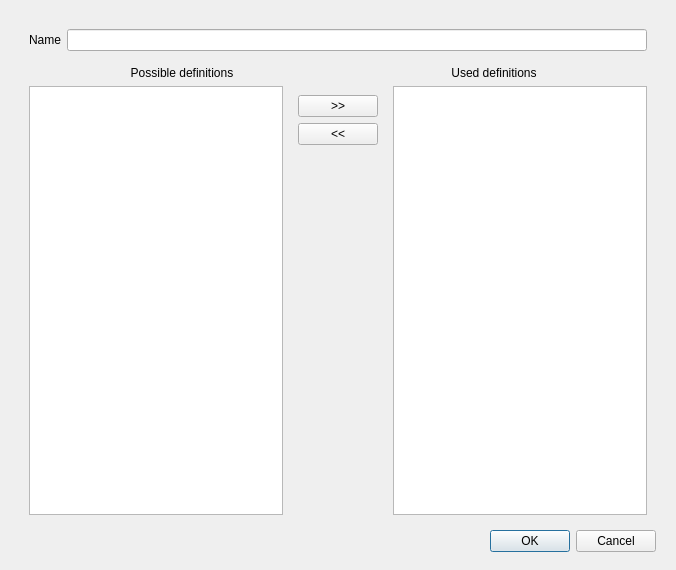
First picture: the form in brit/ui/taskDialog.ui, repository MarkusHesse42/BRIT, before the edit.
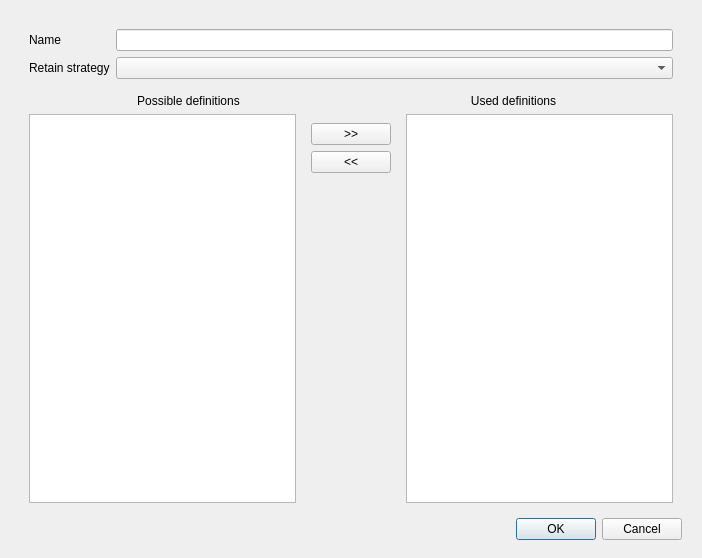
Second picture: the form after the edit.

Commit message: Gui element for RetainStrategy and apply it

The edit to the form file:
```diff
--- a/brit/ui/taskDialog.ui
+++ b/brit/ui/taskDialog.ui
@@ -6,8 +6,8 @@
    <rect>
     <x>0</x>
     <y>0</y>
-    <width>676</width>
-    <height>570</height>
+    <width>702</width>
+    <height>558</height>
    </rect>
   </property>
   <property name="windowTitle">
@@ -24,14 +24,28 @@
        <widget class="QWidget" name="nameWidget" native="true">
         <layout class="QHBoxLayout" name="horizontalLayout">
          <item>
-          <widget class="QLabel" name="label">
+          <layout class="QGridLayout" name="gridLayout">
+           <item row="0" column="0">
+            <widget class="QLabel" name="labelName">
            <property name="text">
             <string>Name</string>
            </property>
           </widget>
          </item>
-         <item>
+           <item row="1" column="0">
+            <widget class="QLabel" name="labelRetainStrategy">
+             <property name="text">
+              <string>Retain strategy</string>
+             </property>
+            </widget>
+           </item>
+           <item row="0" column="1">
           <widget class="QLineEdit" name="editName"/>
+           </item>
+           <item row="1" column="1">
+            <widget class="QComboBox" name="cbbRetainStrategy"/>
+           </item>
+          </layout>
          </item>
         </layout>
        </widget>
```
Lines whose indentation alone changed are shown as unchanged. The commit also changes 4 other files.
